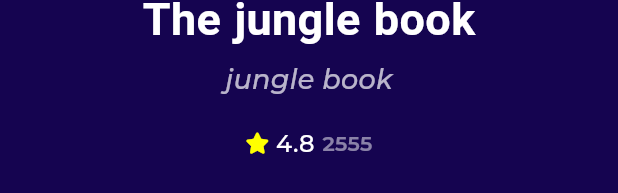
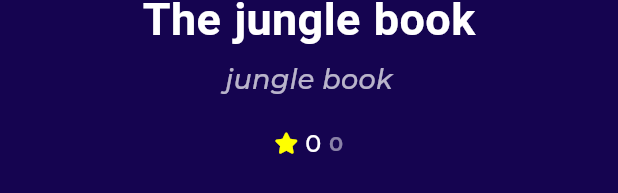
Before and after one commit to Bahnooos/BooklyApp, a Flutter app: the BooksDetailsSection widget shown alone on an empty page, opened directly, on a phone screen of 412 x 824 dp. Shown: the part 796-989 px from the top of the screen. Run offline on Flutter 3.47's test engine with Material 3 defaults, Android fonts, the phone set to English and light mode, and no system bars; drawn by our look-alikes of cached_network_image; our stand-ins replace dartz, dio, equatable, flutter_bloc, font_awesome_flutter, get_it and 2 more; network calls fail.

Commit message:
handle data in ui & and fetch different item from api

```diff
--- a/lib/core/errors/failures.dart
+++ b/lib/core/errors/failures.dart
@@ -7,9 +7,7 @@ abstract class Failure {
 }
 
 class ServerFailure extends Failure {
-   ServerFailure({required super.errMessage});
-
-
+  ServerFailure({required super.errMessage});
 
   factory ServerFailure.fromDioException(DioException dioException) {
     switch (dioException.type) {
--- a/lib/core/widgets/custom_error_message.dart
+++ b/lib/core/widgets/custom_error_message.dart
@@ -6,6 +6,9 @@ class CustomErrorMessage extends StatelessWidget {
   final String errMessage;
   @override
   Widget build(BuildContext context) {
-    return  Text(errMessage,style: Styles.textStyle16,);
+    return Text(
+      errMessage,
+      style: Styles.textStyle16,
+    );
   }
 }
--- a/lib/features/home/data/models/book_model/book_model.dart
+++ b/lib/features/home/data/models/book_model/book_model.dart
@@ -28,7 +28,7 @@ class BookModel extends Equatable {
         id: json['id'] as String?,
         etag: json['etag'] as String?,
         selfLink: json['selfLink'] as String?,
-        volumeInfo:  VolumeInfo.fromJson(json['volumeInfo'] as Map<String, dynamic>),
+        volumeInfo: VolumeInfo.fromJson(json['volumeInfo'] as Map<String, dynamic>) ,
         saleInfo: json['saleInfo'] == null
             ? null
             : SaleInfo.fromJson(json['saleInfo'] as Map<String, dynamic>),
--- a/lib/features/home/presentation/views/widgets/book_details_section.dart
+++ b/lib/features/home/presentation/views/widgets/book_details_section.dart
@@ -45,6 +45,8 @@ class BooksDetailsSection extends StatelessWidget {
           height: 18,
         ),
         const BookRating(
+          rating: 0,
+          count: 0,
           mainAxisAlignment: MainAxisAlignment.center,
         ),
       ],
--- a/lib/features/home/presentation/views/widgets/book_rating.dart
+++ b/lib/features/home/presentation/views/widgets/book_rating.dart
@@ -5,8 +5,13 @@ import '../../../../../core/utils/styles.dart';
 
 class BookRating extends StatelessWidget {
   const BookRating(
-      {super.key, this.mainAxisAlignment = MainAxisAlignment.start});
+      {super.key,
+      this.mainAxisAlignment = MainAxisAlignment.start,
+      required this.rating,
+      required this.count});
   final MainAxisAlignment mainAxisAlignment;
+  final int rating;
+  final int count;
   @override
   Widget build(BuildContext context) {
     return Row(mainAxisAlignment: mainAxisAlignment, children: [
@@ -18,8 +23,8 @@ class BookRating extends StatelessWidget {
       const SizedBox(
         width: 6.3,
       ),
-      const Text(
-        '4.8',
+      Text(
+        '$rating',
         style: Styles.textStyle16,
       ),
       const SizedBox(
@@ -27,7 +32,7 @@ class BookRating extends StatelessWidget {
       ),
       Opacity(
           opacity: .5,
-          child: Text('2555',
+          child: Text('$count',
               style: Styles.textStyle14.copyWith(fontWeight: FontWeight.w600))),
     ]);
   }
--- a/lib/features/search/presentation/views/widgets/custom_search_list_view.dart
+++ b/lib/features/search/presentation/views/widgets/custom_search_list_view.dart
@@ -14,7 +14,8 @@ class CustomSearchListView extends StatelessWidget {
         itemBuilder: (context, index) {
           return const Padding(
             padding: EdgeInsets.symmetric(vertical: 10),
-            child: CustomBestSellerListViewItem(),
+           // child: CustomBestSellerListViewItem(),
+           child: Text('data'),
           );
         });
   }
--- a/lib/main.dart
+++ b/lib/main.dart
@@ -23,11 +23,12 @@ class BooklyApp extends StatelessWidget {
       providers: [
         BlocProvider(
           create: (context) =>
-              FeaturedCubit(homeRepo: getIt.get<HomeRepoImpl>())..fetchFeaturedBooks(),
+              FeaturedCubit(homeRepo: getIt.get<HomeRepoImpl>())
+                ..fetchFeaturedBooks(),
         ),
         BlocProvider(
           create: (context) =>
-              NewestBooksCubit( getIt.get<HomeRepoImpl>())..fetchNewestBooks(),
+              NewestBooksCubit(getIt.get<HomeRepoImpl>())..fetchNewestBooks(),
         ),
       ],
       child: MaterialApp.router(
```
Also changed, not shown: lib/features/home/data/models/book_model/epub.dart (+2 -5 lines), lib/features/home/data/models/book_model/pdf.dart (+2 -5 lines), lib/features/home/data/models/book_model/volume_info.dart (+14 -10 lines), lib/features/home/data/repos/home_repo_implement.dart (+6 -7 lines), lib/features/home/presentation/views/widgets/custom_best_seller_list_view.dart (+18 -4 lines), lib/features/home/presentation/views/widgets/custom_best_seller_list_view_item.dart (+12 -21 lines), lib/features/home/presentation/views/widgets/custom_list_view.dart (+6 -3 lines), lib/features/home/presentation/views_model/managers/featured_cubit/featured_state.dart (+6 -3 lines), lib/features/home/presentation/views_model/managers/newest_books_cubit/newest_books_state.dart (+5 -2 lines), lib/core/widgets/custom_indicator.dart (line endings or trailing spaces).
